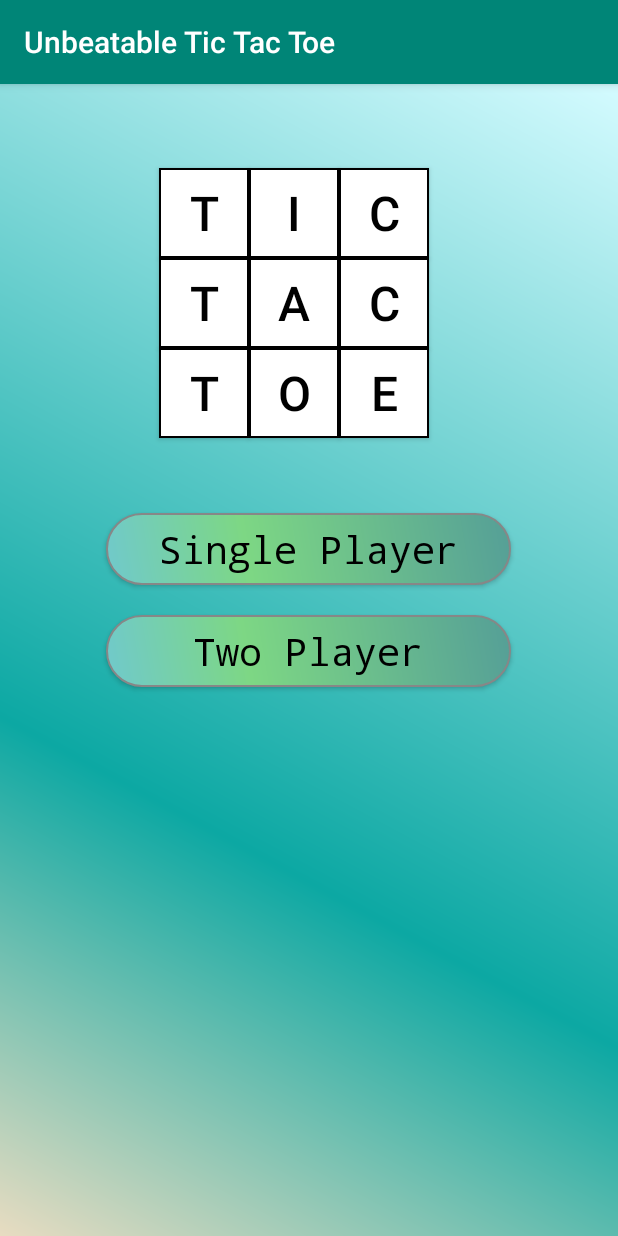
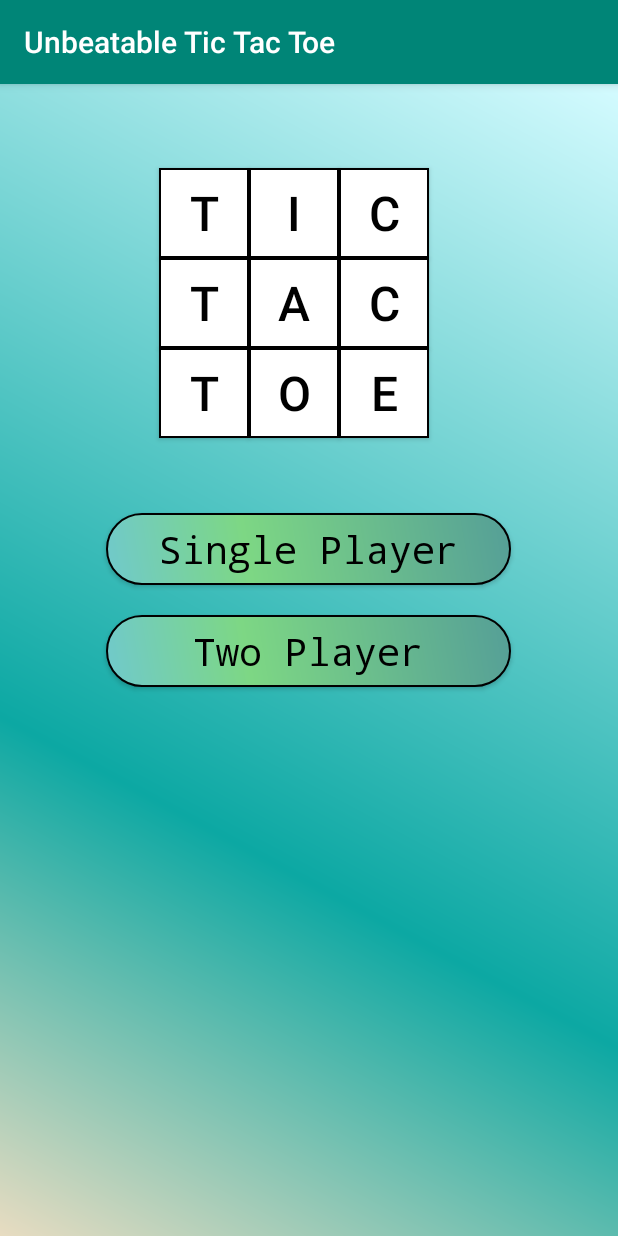
Before and after one commit to ssjsatish/Unbeatable-Tic-Tac-Toe, an Android app: the screen it shows after launch (MainActivity), on a phone screen of 412 x 824 dp. Run offline under Robolectric (Android 15) with nearby library versions, the phone set to English and light mode, and no system bars.

Commit message:
Update btn_background.xml

```diff
--- a/src/main/res/drawable/btn_background.xml
+++ b/src/main/res/drawable/btn_background.xml
@@ -23,6 +23,6 @@
         />
     <stroke
         android:width="1dp"
-        android:color="#878787"
+        android:color="#000000"
         />
 </shape>
```
